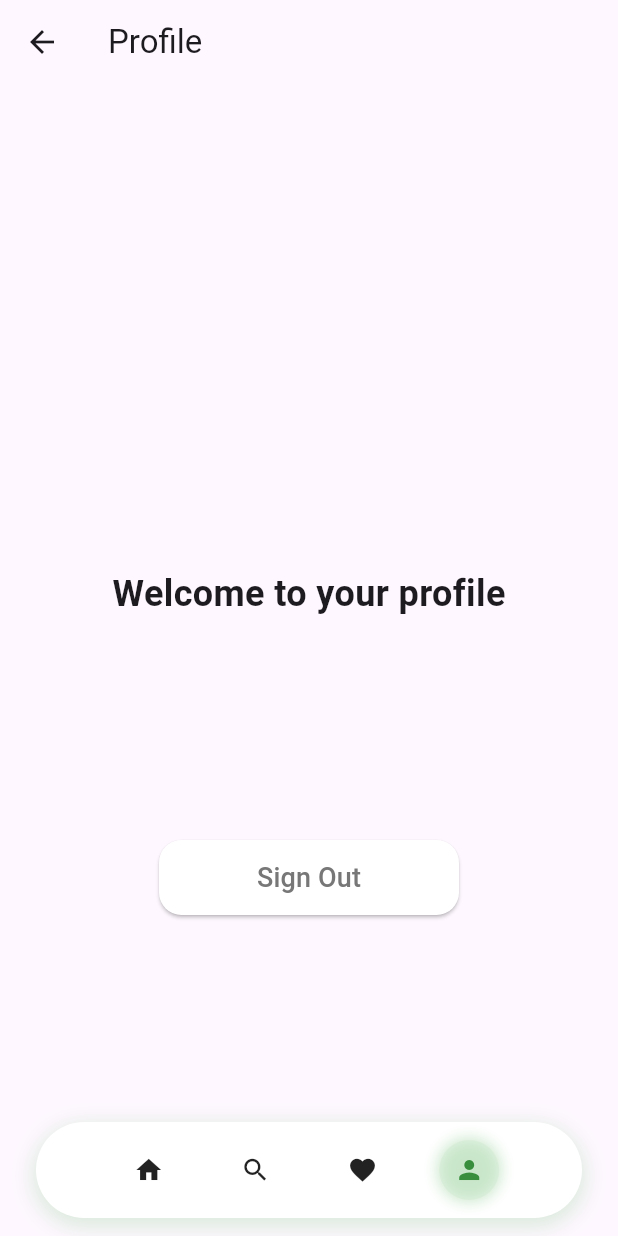
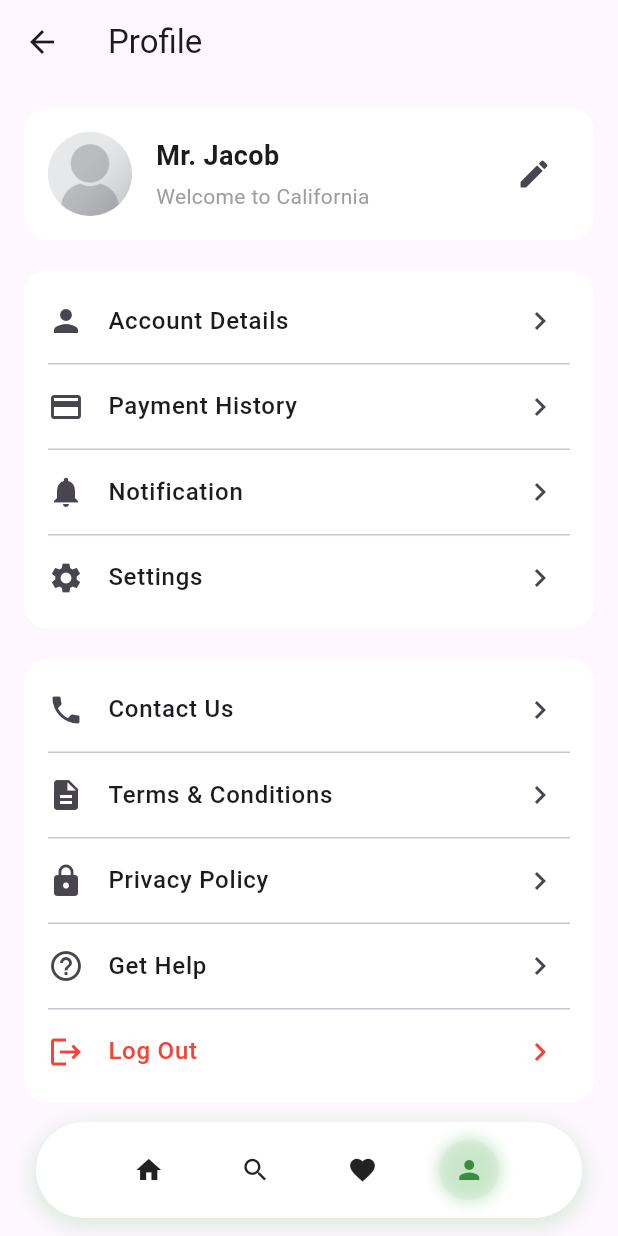
Before and after one commit to SJT-IT/fleetTest, a Flutter app: the ProfilePage screen opened by its route, on a phone screen of 412 x 824 dp. Run offline on Flutter 3.47's test engine with Material 3 defaults, Android fonts, the light colour scheme and no system bars; our stand-ins replace firebase_auth, firebase_core; accounts and stored records are empty.

Commit message:
Added cards to profilePage; added logout confirmation

```diff
--- a/lib/features/auth/presentation/profile.dart
+++ b/lib/features/auth/presentation/profile.dart
@@ -25,42 +25,7 @@ class ProfilePage extends StatelessWidget {
   Widget build(BuildContext context) {
     return Scaffold(
       appBar: AppBar(title: const Text("Profile")),
-      body: SizedBox.expand(
-        child: Stack(
-          children: [
-            const Center(
-              child: Text(
-                "Welcome to your profile",
-                style: TextStyle(fontSize: 24, fontWeight: FontWeight.bold),
-              ),
-            ),
-            Align(
-              alignment: const Alignment(0, 0.6),
-              child: SizedBox(
-                width: 200,
-                height: 50,
-                child: ElevatedButton(
-                  onPressed: () => _signOut(context),
-                  style: ElevatedButton.styleFrom(
-                    backgroundColor: Colors.white,
-                    shape: RoundedRectangleBorder(
-                      borderRadius: BorderRadius.circular(15),
-                    ),
-                  ),
-                  child: const Text(
-                    "Sign Out",
-                    style: TextStyle(
-                      fontSize: 18,
-                      color: Color.fromARGB(255, 119, 119, 119),
-                    ),
-                  ),
-                ),
-              ),
-            ),
-          ],
-        ),
-      ),
-
+      body: buildProfileStack(context, _signOut),
       bottomNavigationBar: CustomNavBar(
         icon1: Icons.home,
         icon2: Icons.search,
@@ -74,7 +39,7 @@ class ProfilePage extends StatelessWidget {
                   const HomePage(),
               transitionsBuilder:
                   (context, animation, secondaryAnimation, child) {
-                    const begin = Offset(-1.0, 0.0); // start from left
+                    const begin = Offset(-1.0, 0.0);
                     const end = Offset.zero;
                     const curve = Curves.easeInOut;
 
@@ -92,15 +57,204 @@ class ProfilePage extends StatelessWidget {
             (route) => false,
           );
         },
-        onTap2: () {
-          // handle search tap
-        },
-        onTap3: () {
-          // handle favorite tap
-        },
+        onTap2: () {},
+        onTap3: () {},
         onTap4: () {},
         selectedIndex: 4,
       ),
     );
   }
 }
+
+void showLogoutConfirmation(
+  BuildContext context,
+  Function(BuildContext) signOut,
+) {
+  showModalBottomSheet(
+    context: context,
+    isScrollControlled: true,
+    backgroundColor: Colors.white,
+    shape: const RoundedRectangleBorder(
+      borderRadius: BorderRadius.vertical(top: Radius.circular(24)),
+    ),
+    builder: (_) {
+      return Padding(
+        padding: const EdgeInsets.fromLTRB(20, 25, 20, 40),
+        child: Column(
+          mainAxisSize: MainAxisSize.min,
+          children: [
+            const Text(
+              "Logout",
+              style: TextStyle(fontSize: 20, fontWeight: FontWeight.bold),
+            ),
+
+            const SizedBox(height: 12),
+
+            const Text(
+              "Are you sure you want to log out?",
+              style: TextStyle(fontSize: 15, color: Colors.grey),
+            ),
+
+            const SizedBox(height: 28),
+
+            Row(
+              children: [
+                Expanded(
+                  child: OutlinedButton(
+                    onPressed: () => Navigator.pop(context),
+                    style: OutlinedButton.styleFrom(
+                      padding: const EdgeInsets.symmetric(vertical: 14),
+                      shape: RoundedRectangleBorder(
+                        borderRadius: BorderRadius.circular(12),
+                      ),
+                    ),
+                    child: const Text("Cancel"),
+                  ),
+                ),
+                const SizedBox(width: 12),
+                Expanded(
+                  child: ElevatedButton(
+                    onPressed: () {
+                      Navigator.pop(context);
+                      signOut(context);
+                    },
+                    style: ElevatedButton.styleFrom(
+                      backgroundColor: const Color.fromARGB(255, 255, 79, 79),
+                      padding: const EdgeInsets.symmetric(vertical: 14),
+                      shape: RoundedRectangleBorder(
+                        borderRadius: BorderRadius.circular(12),
+                      ),
+                    ),
+                    child: const Text(
+                      "Yes, Logout",
+                      style: TextStyle(color: Colors.black),
+                    ),
+                  ),
+                ),
+              ],
+            ),
+          ],
+        ),
+      );
+    },
+  );
+}
+
+Widget buildProfileStack(BuildContext context, Function(BuildContext) signOut) {
+  return SingleChildScrollView(
+    padding: const EdgeInsets.all(16),
+    child: Column(
+      children: [
+        // ==== TOP PROFILE CARD ====
+        Container(
+          padding: const EdgeInsets.all(16),
+          decoration: BoxDecoration(
+            color: Colors.white,
+            borderRadius: BorderRadius.circular(16),
+          ),
+          child: Row(
+            children: [
+              const CircleAvatar(
+                radius: 28,
+                backgroundImage: AssetImage(
+                  "assets/images/profile.png",
+                ), // sample
+              ),
+              const SizedBox(width: 16),
+              Expanded(
+                child: Column(
+                  crossAxisAlignment: CrossAxisAlignment.start,
+                  children: const [
+                    Text(
+                      "Mr. Jacob",
+                      style: TextStyle(
+                        fontSize: 18,
+                        fontWeight: FontWeight.bold,
+                      ),
+                    ),
+                    SizedBox(height: 4),
+                    Text(
+                      "Welcome to California",
+                      style: TextStyle(color: Colors.grey),
+                    ),
+                  ],
+                ),
+              ),
+              IconButton(icon: const Icon(Icons.edit), onPressed: () {}),
+            ],
+          ),
+        ),
+
+        const SizedBox(height: 20),
+
+        // ==== FIRST SETTINGS CARD ====
+        Container(
+          padding: const EdgeInsets.symmetric(vertical: 6),
+          decoration: BoxDecoration(
+            color: Colors.white,
+            borderRadius: BorderRadius.circular(16),
+          ),
+          child: Column(
+            children: [
+              _buildListTile(Icons.person, "Account Details"),
+              _buildDivider(),
+              _buildListTile(Icons.payment, "Payment History"),
+              _buildDivider(),
+              _buildListTile(Icons.notifications, "Notification"),
+              _buildDivider(),
+              _buildListTile(Icons.settings, "Settings"),
+            ],
+          ),
+        ),
+
+        const SizedBox(height: 20),
+
+        // ==== SECOND SETTINGS CARD ====
+        Container(
+          padding: const EdgeInsets.symmetric(vertical: 6),
+          decoration: BoxDecoration(
+            color: Colors.white,
+            borderRadius: BorderRadius.circular(16),
+          ),
+          child: Column(
+            children: [
+              _buildListTile(Icons.phone, "Contact Us"),
+              _buildDivider(),
+              _buildListTile(Icons.description, "Terms & Conditions"),
+              _buildDivider(),
+              _buildListTile(Icons.lock, "Privacy Policy"),
+              _buildDivider(),
+              _buildListTile(Icons.help_outline, "Get Help"),
+              _buildDivider(),
+              ListTile(
+                leading: const Icon(Icons.logout, color: Colors.red),
+                title: const Text(
+                  "Log Out",
+                  style: TextStyle(
+                    fontWeight: FontWeight.w500,
+                    color: Colors.red,
+                  ),
+                ),
+                trailing: const Icon(Icons.chevron_right, color: Colors.red),
+                onTap: () => showLogoutConfirmation(context, signOut),
+              ),
+            ],
+          ),
+        ),
+      ],
+    ),
+  );
+}
+
+Widget _buildListTile(IconData icon, String title) {
+  return ListTile(
+    leading: Icon(icon),
+    title: Text(title, style: const TextStyle(fontWeight: FontWeight.w500)),
+    trailing: const Icon(Icons.chevron_right),
+    onTap: () {},
+  );
+}
+
+Widget _buildDivider() {
+  return const Divider(height: 1, indent: 16, endIndent: 16);
+}
--- a/pubspec.yaml
+++ b/pubspec.yaml
@@ -27,3 +27,9 @@ dev_dependencies:
 
 flutter:
   uses-material-design: true
+
+  assets:
+    - assets/
+    - assets/images/
+    - assets/icons/
+    - assets/fonts/
```
Also changed, not shown: assets/images/profile.png (added).
